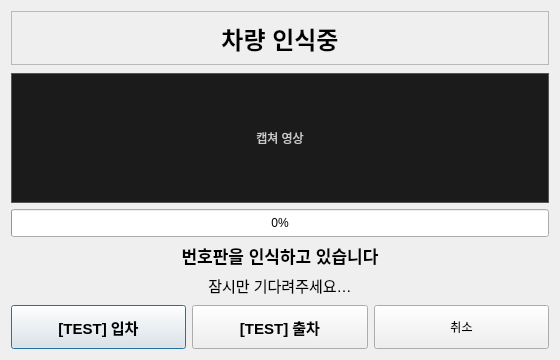
Old version of the form qt-parking/loadingdialog.ui in the repository Parking-project-QT/QT-Parking-system.
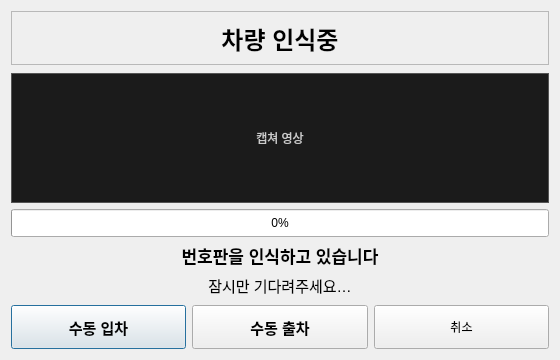
New version of the form.

Commit message: refactor: test 문구 삭제 및 1차 검사

Patch:
```diff
--- a/qt-parking/loadingdialog.ui
+++ b/qt-parking/loadingdialog.ui
@@ -158,7 +158,7 @@
         </font>
        </property>
        <property name="text">
-        <string>[TEST] 입차</string>
+        <string>수동 입차</string>
        </property>
       </widget>
      </item>
@@ -177,7 +177,7 @@
         </font>
        </property>
        <property name="text">
-        <string>[TEST] 출차</string>
+        <string>수동 출차</string>
        </property>
       </widget>
      </item>
```
The commit also changes 10 other files.
